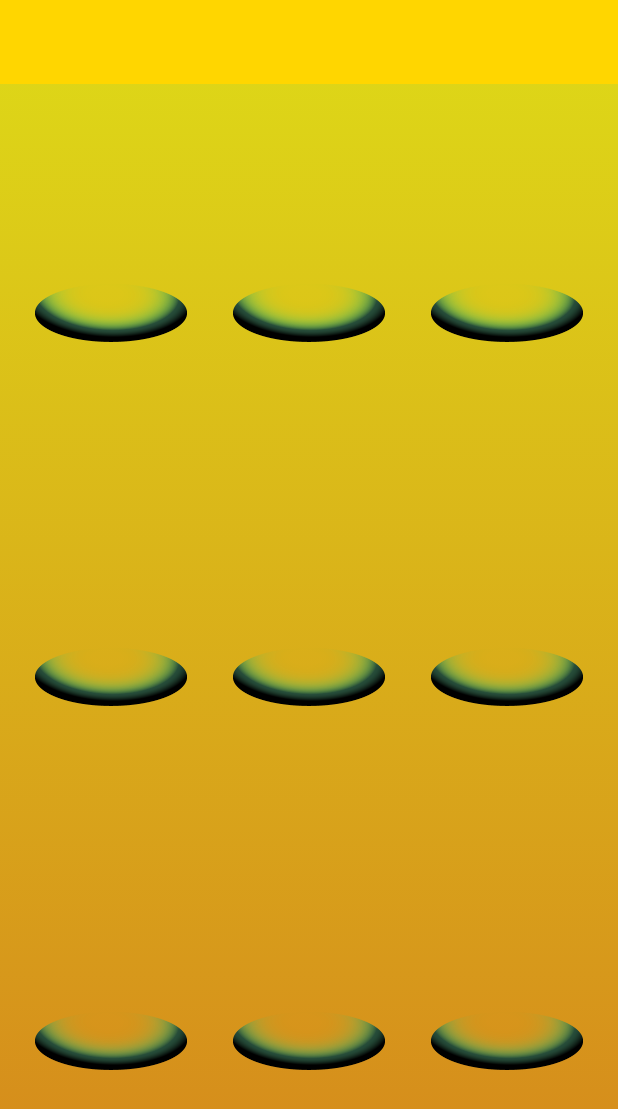
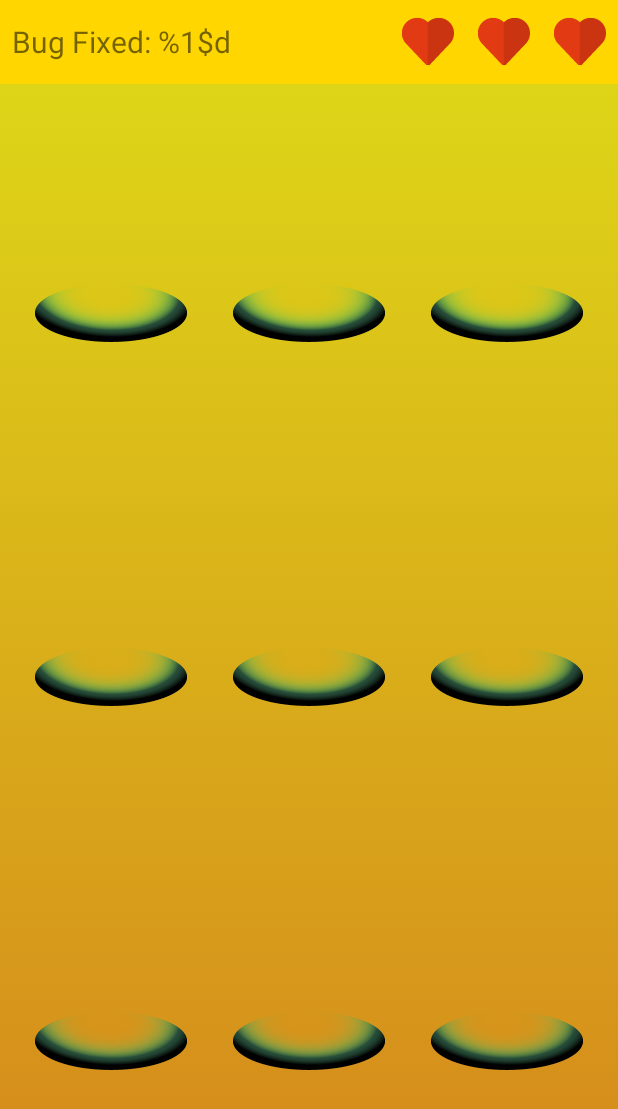
Before and after one commit to bendezu/Fixme, an Android app: the GameFieldActivity screen opened directly, with no data from a screen before it, on a phone screen of 412 x 824 dp. Shown: the top 1109 px of the screen. Run offline under Robolectric (Android 15) with nearby library versions, the phone set to English and light mode, and no system bars.

Commit message:
Add hearts and count fields

```diff
--- a/app/src/main/res/layout/activity_game_field.xml
+++ b/app/src/main/res/layout/activity_game_field.xml
@@ -7,7 +7,7 @@
     tools:context=".GameFieldActivity"
     android:background="@drawable/gradient_selector">
 
-    <android.support.v7.widget.Toolbar
+    <FrameLayout
         android:id="@+id/toolbar"
         android:layout_width="match_parent"
         android:layout_height="wrap_content"
@@ -17,7 +17,39 @@
         app:layout_constraintStart_toStartOf="parent"
         app:layout_constraintTop_toTopOf="parent" >
 
-    </android.support.v7.widget.Toolbar>
+        <TextView
+            android:layout_width="wrap_content"
+            android:layout_height="wrap_content"
+            android:text="@string/bugFixed"
+            android:layout_marginStart="8dp"
+            android:layout_gravity="center_vertical"
+            android:textSize="20sp"/>
+
+        <LinearLayout
+            android:layout_width="wrap_content"
+            android:layout_height="wrap_content"
+            android:layout_gravity="center_vertical|right">
+            <ImageView
+                android:id="@+id/heard1"
+                android:layout_width="wrap_content"
+                android:layout_height="wrap_content"
+                android:layout_margin="8dp"
+                android:src="@drawable/heart"/>
+            <ImageView
+                android:id="@+id/heard2"
+                android:layout_width="wrap_content"
+                android:layout_height="wrap_content"
+                android:layout_margin="8dp"
+                android:src="@drawable/heart"/>
+            <ImageView
+                android:id="@+id/heard3"
+                android:layout_width="wrap_content"
+                android:layout_height="wrap_content"
+                android:layout_margin="8dp"
+                android:src="@drawable/heart"/>
+        </LinearLayout>
+
+    </FrameLayout>
 
     <TableLayout
         android:layout_width="match_parent"
--- a/app/src/main/res/values/strings.xml
+++ b/app/src/main/res/values/strings.xml
@@ -1,3 +1,4 @@
 <resources>
     <string name="app_name">FIXME</string>
+    <string name="bugFixed">Bug Fixed: %1$d</string>
 </resources>
```
Also changed, not shown: app/src/main/res/drawable-hdpi/heart.png (added), app/src/main/res/drawable-mdpi/heart.png (added), app/src/main/res/drawable-xhdpi/heart.png (added), app/src/main/res/drawable-xxhdpi/heart.png (added), app/src/main/res/drawable-xxxhdpi/heart.png (added).
